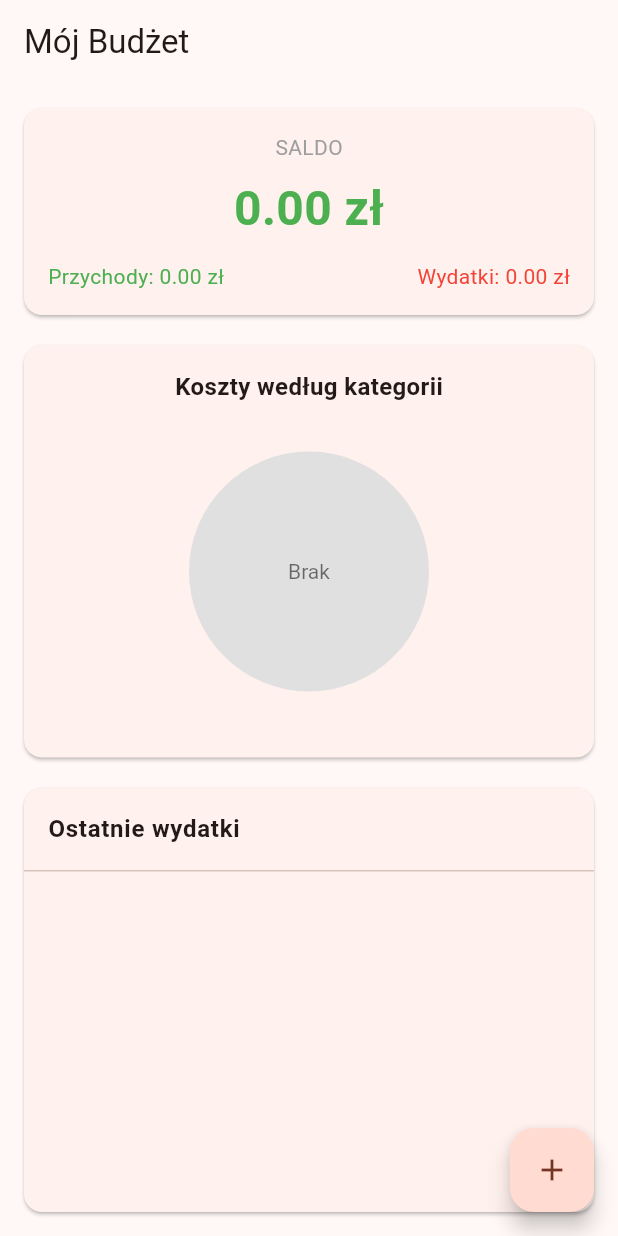
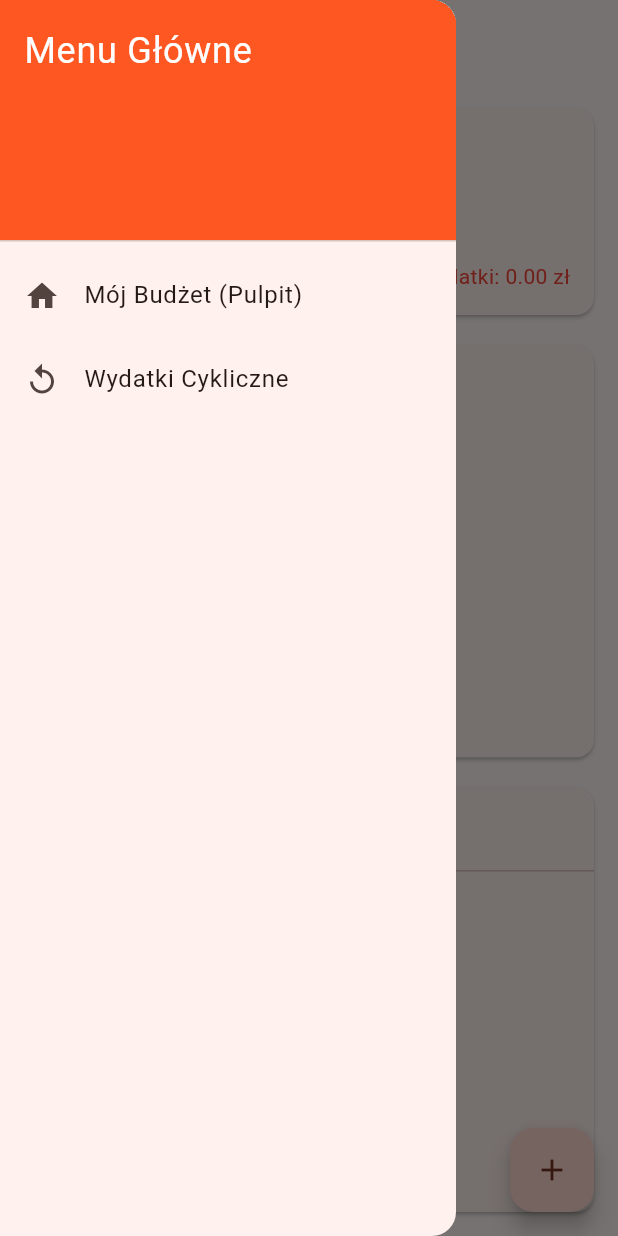
Before and after one commit to PioStaworko/Inzynierka, a Flutter app: the screen it shows after launch, with the side drawer open (before the commit the screen has no drawer), on a phone screen of 412 x 824 dp. Run offline on Flutter 3.47's test engine with Material 3 defaults, Android fonts, the phone set to English and light mode, and no system bars; our stand-ins replace isar; accounts and stored records are empty; generated files the repository leaves out were written again.

Commit message:
Dodano hamburger menu z wydatkami cyklicznymi

```diff
--- /dev/null
+++ b/lib/widgets/app_drawer.dart
@@ -0,0 +1,58 @@
+// lib/widgets/app_drawer.dart
+
+import 'package:flutter/material.dart';
+import '../screens/recurring_expenses_list_screen.dart'; // Stworzymy ten plik za chwilę
+
+class AppDrawer extends StatelessWidget {
+  const AppDrawer({super.key});
+
+  @override
+  Widget build(BuildContext context) {
+    return Drawer(
+      child: ListView(
+        padding: EdgeInsets.zero,
+        children: [
+          // Nagłówek szuflady
+          const DrawerHeader(
+            decoration: BoxDecoration(
+              color: Colors.deepOrange,
+            ),
+            child: Text(
+              'Menu Główne',
+              style: TextStyle(
+                color: Colors.white,
+                fontSize: 24,
+              ),
+            ),
+          ),
+          // Opcja 1: Powrót do pulpitu
+          ListTile(
+            leading: const Icon(Icons.home),
+            title: const Text('Mój Budżet (Pulpit)'),
+            onTap: () {
+              // Po prostu zamknij szufladę, bo już tam jesteśmy
+              Navigator.of(context).pop();
+            },
+          ),
+          // Opcja 2: Nasz nowy ekran
+          ListTile(
+            leading: const Icon(Icons.replay),
+            title: const Text('Wydatki Cykliczne'),
+            onTap: () {
+              // 1. Zamknij szufladę
+              Navigator.of(context).pop();
+              // 2. Przejdź do nowego ekranu
+              Navigator.push(
+                context,
+                MaterialPageRoute(
+                  builder: (ctx) => const RecurringExpensesListScreen(),
+                ),
+              );
+            },
+          ),
+          // Tutaj w przyszłości możesz dodać "Przychody", "Ustawienia" itp.
+        ],
+      ),
+    );
+  }
+}
```
Also changed, not shown: lib/providers/expenses_provider.dart (+11 -1 lines), lib/providers/recurring_expense_provider.dart (+31 -4 lines), lib/screens/home_screen.dart (+30 -2 lines), lib/screens/recurring_expenses_list_screen.dart (added, +63 -0 lines).
